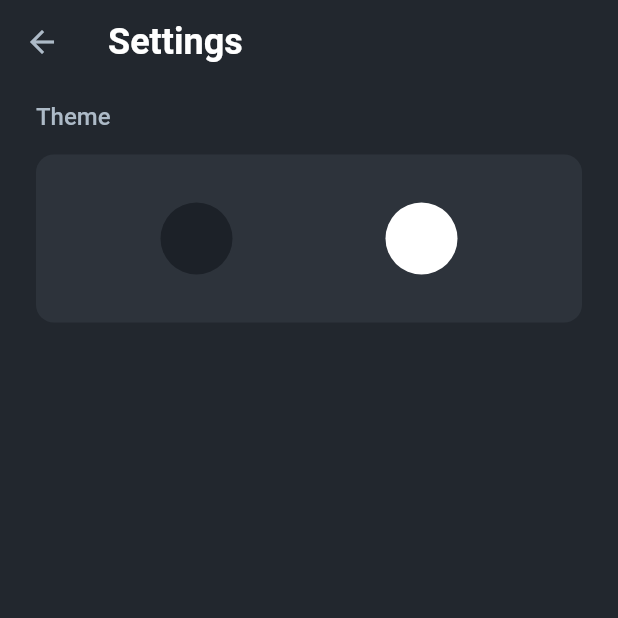
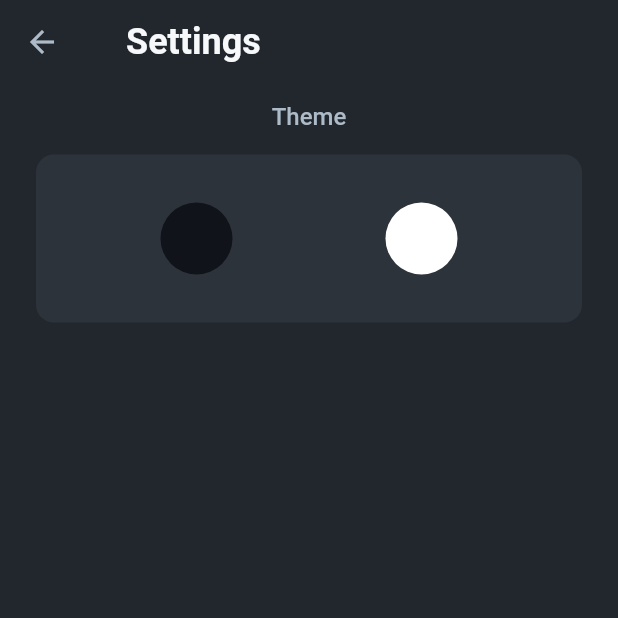
Before and after one commit to aidanjuma/equity-finance-gui, a Flutter app: the SettingsView screen opened directly, on a phone screen of 412 x 824 dp, the top half of it. Run offline on Flutter 3.47's test engine with Material 2 defaults, Android fonts, the phone set to English and light mode, and no system bars; our stand-ins replace eva_icons_flutter, hive, hive_flutter; accounts and stored records are empty.

Commit message:
🎠 refactored & modified theme/global.dart

```diff
--- a/lib/src/ui/components/settings/theme_color_indicator.dart
+++ b/lib/src/ui/components/settings/theme_color_indicator.dart
@@ -22,7 +22,7 @@ class ThemeColorIndicator extends StatelessWidget {
       child: DecoratedBox(
         decoration: BoxDecoration(
           color: colorMode == Appearance.dark
-              ? const Color(0xff1c2128)
+              ? const Color(0xff10141a)
               : const Color(0xffffffff),
           borderRadius: BorderRadius.circular(9999),
         ),
--- a/lib/src/ui/theme/global.dart
+++ b/lib/src/ui/theme/global.dart
@@ -1,41 +1,74 @@
 import 'package:flutter/material.dart';
 
 class Themes {
+  // Consistent Colors:
   static const primaryColor = Color(0xff316dca);
   static const errorColor = Color(0xb3ff6961);
   static const pureWhite = Color(0xffffffff);
 
+  // Other Colors:
+  static const ff1c2128 = Color(0xff1c2128);
+  static const ff22272e = Color(0xff22272e);
+  static const ff24292f = Color(0xff24292f);
+  static const ff2d333b = Color(0xff2d333b);
+  static const ff373e47 = Color(0xff373e47);
+  static const ff52565a = Color(0xff52565a);
+  static const ffadbac7 = Color(0xffadbac7);
+  static const ffd0d7de = Color(0xffd0d7de);
+  static const ffd8dee4 = Color(0xffd8dee4);
+  static const fff6f8fa = Color(0xfff6f8fa);
+
   static ThemeData light = ThemeData(
-    scaffoldBackgroundColor: const Color(0xfff6f8fa),
+    scaffoldBackgroundColor: fff6f8fa,
+    appBarTheme: const AppBarTheme(
+      elevation: 0,
+      centerTitle: false,
+      color: Colors.transparent,
+      titleTextStyle: TextStyle(
+        color: ff24292f,
+        fontSize: 24,
+        fontWeight: FontWeight.w700,
+      ),
+    ),
     colorScheme: const ColorScheme(
       brightness: Brightness.light,
       primary: primaryColor,
-      onPrimary: Color(0xffd8dee4),
-      secondary: Color(0xffd0d7de),
+      onPrimary: ffd8dee4,
+      secondary: ffd0d7de,
       onSecondary: pureWhite,
       error: errorColor,
       onError: pureWhite,
-      background: pureWhite,
-      onBackground: Color(0xfff6f8fa),
-      surface: Color(0xff24292f),
-      onSurface: pureWhite,
+      background: fff6f8fa,
+      onBackground: ff24292f,
+      surface: ff24292f,
+      onSurface: ff52565a,
     ),
   );
 
   static ThemeData dark = ThemeData(
     scaffoldBackgroundColor: const Color(0xff22272e),
+    appBarTheme: const AppBarTheme(
+      elevation: 0,
+      centerTitle: false,
+      color: Colors.transparent,
+      titleTextStyle: TextStyle(
+        color: fff6f8fa,
+        fontSize: 24,
+        fontWeight: FontWeight.w700,
+      ),
+    ),
     colorScheme: const ColorScheme(
       brightness: Brightness.dark,
       primary: primaryColor,
-      onPrimary: Color(0xff373e47),
-      secondary: Color(0xff22272e),
-      onSecondary: Color(0xff2d333b),
+      onPrimary: ff373e47,
+      secondary: ff22272e,
+      onSecondary: ff2d333b,
       error: errorColor,
       onError: pureWhite,
-      background: Color(0xff1c2128),
-      onBackground: Color(0xff2b333b),
-      surface: Color(0xff2d333b),
-      onSurface: Color(0xffadbac7),
+      background: ff1c2128,
+      onBackground: ff2d333b,
+      surface: ff2d333b,
+      onSurface: ffadbac7,
     ),
   );
 }
--- a/lib/src/ui/views/settings_view.dart
+++ b/lib/src/ui/views/settings_view.dart
@@ -11,14 +11,10 @@ class SettingsView extends StatelessWidget {
     final ColorScheme colors = Theme.of(context).colorScheme;
     return Scaffold(
       appBar: AppBar(
-        elevation: 0,
-        backgroundColor: Colors.transparent,
-        title: const Text('Settings'),
-        titleTextStyle: const TextStyle(
-          fontSize: 24,
-          fontWeight: FontWeight.w700,
-        ),
-      ),
+          title: Container(
+        padding: const EdgeInsets.only(left: 12),
+        child: const Text('Settings'),
+      )),
       body: Container(
         padding: const EdgeInsets.symmetric(
           vertical: 12,
@@ -31,7 +27,7 @@ class SettingsView extends StatelessWidget {
               children: <Widget>[
                 /* Left-Aligned Subtitle for Theme */
                 Align(
-                  alignment: Alignment.topLeft,
+                  alignment: Alignment.center,
                   child: Container(
                     padding: const EdgeInsets.only(bottom: 16),
                     child: Text(
```
